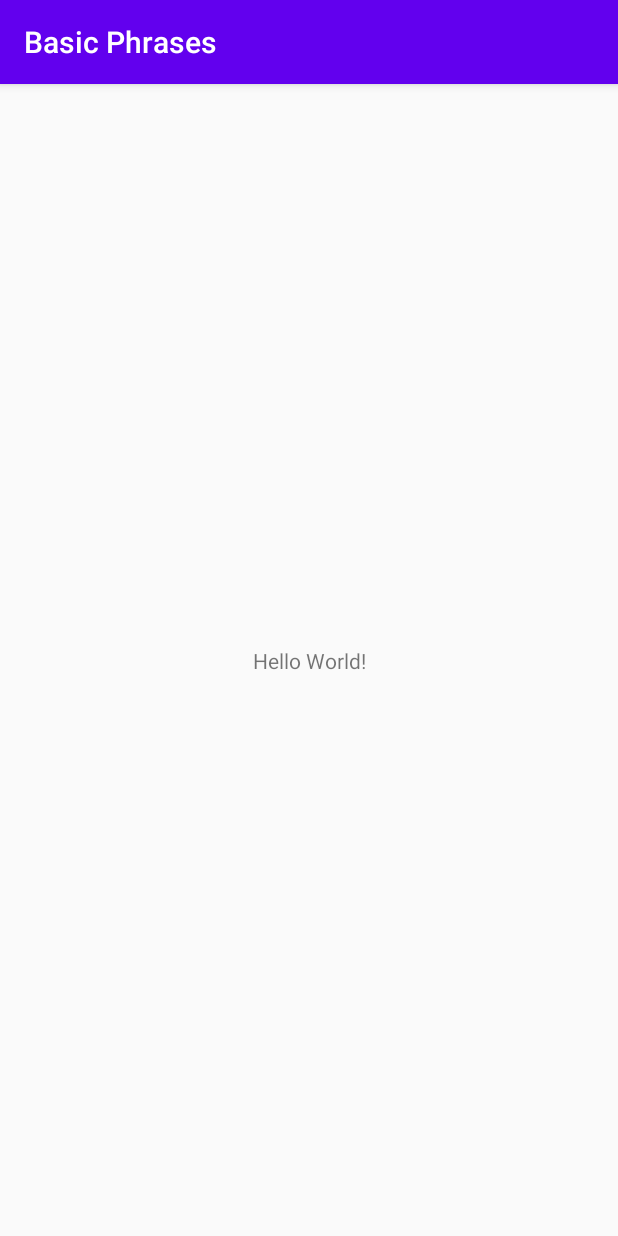
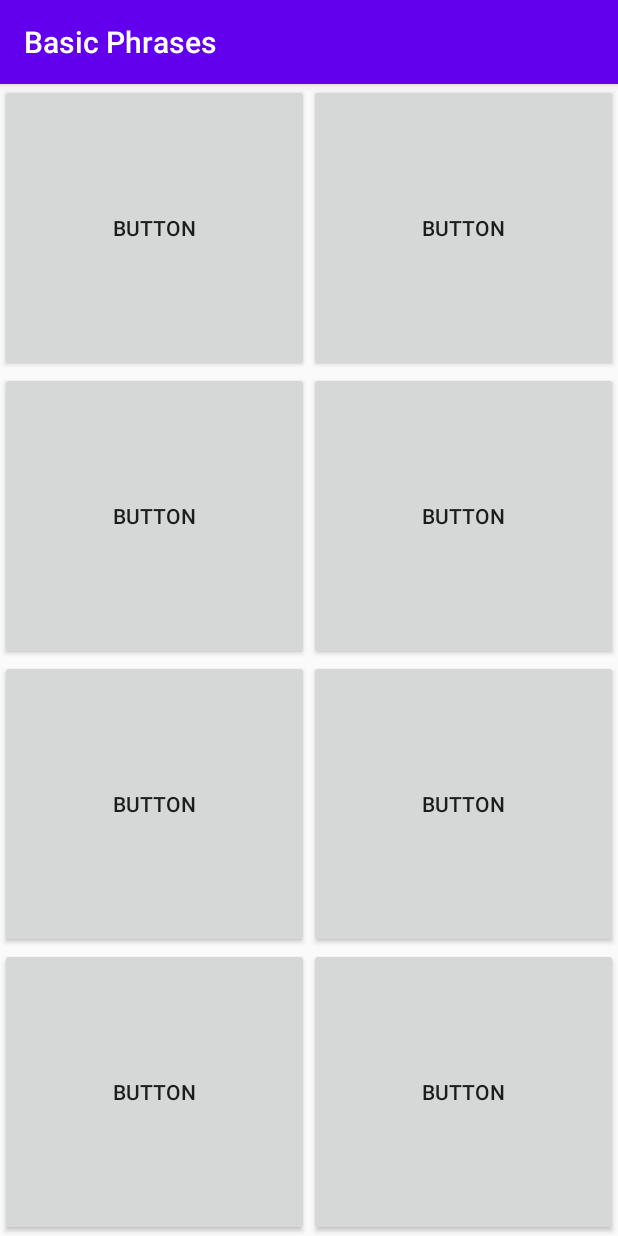
Before and after one commit to GreyWarden/basic-phrases-app, an Android app: the screen it shows after launch (MainActivity), on a phone screen of 412 x 824 dp. Run offline under Robolectric (Android 15) with nearby library versions, the phone set to English and light mode, and no system bars.

Commit message:
Basic layout created

```diff
--- a/app/build.gradle
+++ b/app/build.gradle
@@ -25,6 +25,7 @@ dependencies {
     implementation fileTree(dir: "libs", include: ["*.jar"])
     implementation 'androidx.appcompat:appcompat:1.1.0'
     implementation 'androidx.constraintlayout:constraintlayout:1.1.3'
+    implementation 'androidx.gridlayout:gridlayout:1.0.0'
     testImplementation 'junit:junit:4.12'
     androidTestImplementation 'androidx.test.ext:junit:1.1.1'
     androidTestImplementation 'androidx.test.espresso:espresso-core:3.2.0'
--- a/app/src/main/res/layout/activity_main.xml
+++ b/app/src/main/res/layout/activity_main.xml
@@ -6,13 +6,110 @@
     android:layout_height="match_parent"
     tools:context=".MainActivity">
 
-    <TextView
-        android:layout_width="wrap_content"
-        android:layout_height="wrap_content"
-        android:text="Hello World!"
+    <androidx.gridlayout.widget.GridLayout
+        android:id="@+id/gridContainer"
+        android:layout_width="0dp"
+        android:layout_height="0dp"
+        app:columnCount="2"
         app:layout_constraintBottom_toBottomOf="parent"
-        app:layout_constraintLeft_toLeftOf="parent"
-        app:layout_constraintRight_toRightOf="parent"
-        app:layout_constraintTop_toTopOf="parent" />
+        app:layout_constraintEnd_toEndOf="parent"
+        app:layout_constraintStart_toStartOf="parent"
+        app:layout_constraintTop_toTopOf="parent"
+        app:rowCount="4">
 
+        <Button
+            android:id="@+id/button"
+            android:layout_width="wrap_content"
+            android:layout_height="wrap_content"
+            android:text="Button"
+            app:layout_column="0"
+            app:layout_row="0"
+            app:layout_gravity="fill"
+            app:layout_rowWeight="1"
+            app:layout_columnWeight="1"/>
+
+        <Button
+            android:id="@+id/button2"
+            android:layout_width="wrap_content"
+            android:layout_height="wrap_content"
+            android:text="Button"
+            app:layout_column="1"
+            app:layout_row="0"
+            app:layout_gravity="fill"
+            app:layout_rowWeight="1"
+            app:layout_columnWeight="1"
+            />
+
+        <Button
+            android:id="@+id/button3"
+            android:layout_width="wrap_content"
+            android:layout_height="wrap_content"
+            android:text="Button"
+            app:layout_column="0"
+            app:layout_row="1"
+            app:layout_gravity="fill"
+            app:layout_rowWeight="1"
+            app:layout_columnWeight="1"
+            />
+
+        <Button
+            android:id="@+id/button4"
+            android:layout_width="wrap_content"
+            android:layout_height="wrap_content"
+            android:text="Button"
+            app:layout_column="1"
+            app:layout_row="1"
+            app:layout_gravity="fill"
+            app:layout_rowWeight="1"
+            app:layout_columnWeight="1"
+            />
+
+        <Button
+            android:id="@+id/button5"
+            android:layout_width="wrap_content"
+            android:layout_height="wrap_content"
+            android:text="Button"
+            app:layout_column="0"
+            app:layout_row="2"
+            app:layout_gravity="fill"
+            app:layout_rowWeight="1"
+            app:layout_columnWeight="1"
+            />
+
+        <Button
+            android:id="@+id/button6"
+            android:layout_width="wrap_content"
+            android:layout_height="wrap_content"
+            android:text="Button"
+            app:layout_column="1"
+            app:layout_row="2"
+            app:layout_gravity="fill"
+            app:layout_rowWeight="1"
+            app:layout_columnWeight="1"
+            />
+
+        <Button
+            android:id="@+id/button7"
+            android:layout_width="wrap_content"
+            android:layout_height="wrap_content"
+            android:text="Button"
+            app:layout_column="0"
+            app:layout_row="3"
+            app:layout_gravity="fill"
+            app:layout_rowWeight="1"
+            app:layout_columnWeight="1"
+            />
+
+        <Button
+            android:id="@+id/button8"
+            android:layout_width="wrap_content"
+            android:layout_height="wrap_content"
+            android:text="Button"
+            app:layout_column="1"
+            app:layout_row="3"
+            app:layout_gravity="fill"
+            app:layout_rowWeight="1"
+            app:layout_columnWeight="1"
+            />
+    </androidx.gridlayout.widget.GridLayout>
 </androidx.constraintlayout.widget.ConstraintLayout>
```
